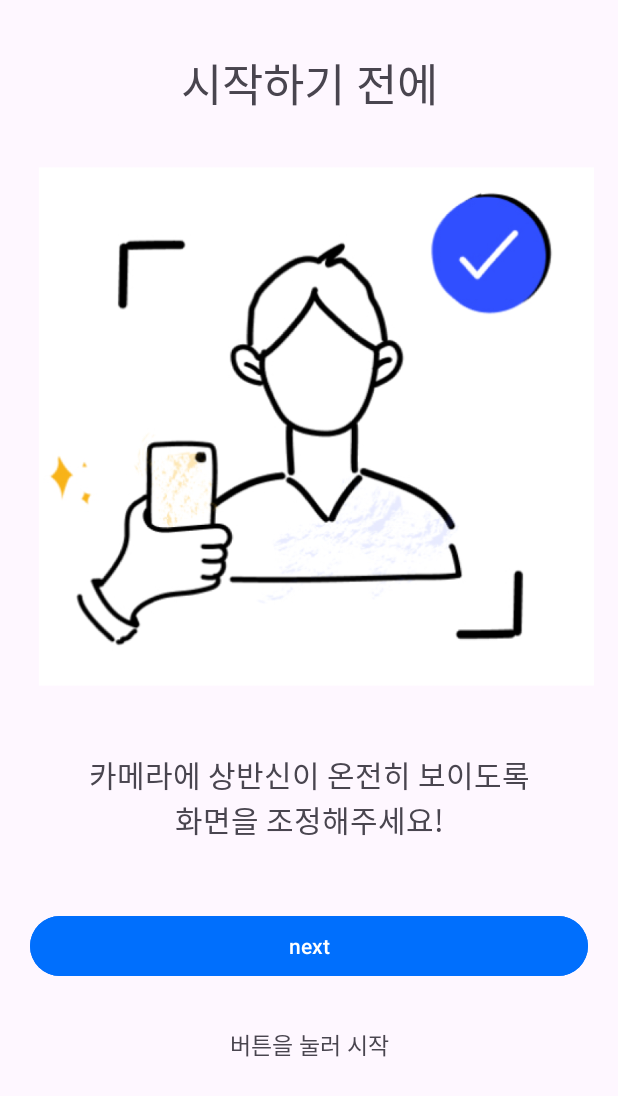
After one commit to GCU-Graduation-Team-Project/application, an Android app: the fragment CameraFragment2 shown on its own in the app's theme, on a phone screen of 412 x 824 dp. The commit adds this screen. Shown: the top 1096 px of the screen. Run offline under Robolectric (Android 15) with nearby library versions, the phone set to English and light mode, and no system bars.

Commit message:
코드 리팩토링

```diff
--- a/app/build.gradle.kts
+++ b/app/build.gradle.kts
@@ -62,6 +62,7 @@ dependencies {
     implementation(libs.constraintlayout)
     implementation(libs.firebase.firestore)
     implementation(libs.firebase.database)
+    implementation(libs.firebase.storage)
     testImplementation(libs.junit)
     androidTestImplementation(libs.ext.junit)
     androidTestImplementation(libs.espresso.core)
--- /dev/null
+++ b/app/src/main/java/com/example/myapplication/CameraFragment2.java
@@ -0,0 +1,30 @@
+package com.example.myapplication;
+
+import android.os.Bundle;
+import android.view.LayoutInflater;
+import android.view.View;
+import android.view.ViewGroup;
+
+import androidx.annotation.NonNull;
+import androidx.annotation.Nullable;
+import androidx.fragment.app.Fragment;
+
+import com.example.myapplication.databinding.CameraFragment2Binding;
+import com.example.myapplication.databinding.CameraFragmentBinding;
+
+public class CameraFragment2 extends Fragment {
+    private CameraFragment2Binding binding;
+
+    @Nullable
+    @Override
+    public View onCreateView(@NonNull LayoutInflater inflater, @Nullable ViewGroup container, @Nullable Bundle savedInstanceState) {
+        binding = CameraFragment2Binding.inflate(inflater, container, false);
+        View view = binding.getRoot();
+        return view;
+    }
+
+    @Override
+    public void onViewCreated(@NonNull View view, @Nullable Bundle savedInstanceState) {
+        super.onViewCreated(view, savedInstanceState);
+    }
+}
--- a/app/src/main/java/com/example/myapplication/SearchFragment5.java
+++ b/app/src/main/java/com/example/myapplication/SearchFragment5.java
@@ -1,6 +1,7 @@
 package com.example.myapplication;
 
 import android.content.DialogInterface;
+import android.content.Intent;
 import android.os.Bundle;
 import android.view.LayoutInflater;
 import android.view.View;
@@ -14,6 +15,8 @@ import androidx.fragment.app.Fragment;
 import androidx.fragment.app.FragmentTransaction;
 
 import com.example.myapplication.databinding.SearchFragment5Binding;
+import com.google.firebase.firestore.FirebaseFirestore;
+import com.google.firebase.storage.FirebaseStorage;
 
 public class SearchFragment5 extends Fragment {
     private SearchFragment5Binding binding;
@@ -47,6 +50,7 @@ public class SearchFragment5 extends Fragment {
             transaction.replace(R.id.fragment_container, nextFragment);
             transaction.commit();
         });
+
 
 
         OnBackPressedCallback callback = new OnBackPressedCallback(true) {
--- a/app/src/main/res/layout/camera_fragment_2.xml
+++ b/app/src/main/res/layout/camera_fragment_2.xml
@@ -1,6 +1,125 @@
 <?xml version="1.0" encoding="utf-8"?>
 <androidx.constraintlayout.widget.ConstraintLayout xmlns:android="http://schemas.android.com/apk/res/android"
     android:layout_width="match_parent"
-    android:layout_height="match_parent">
+    android:layout_height="match_parent"
+    xmlns:app="http://schemas.android.com/apk/res-auto">
 
+    <TextView
+        android:layout_width="0dp"
+        android:layout_height="0dp"
+        android:layout_marginTop="20dp"
+        android:fontFamily="@font/kopub"
+        android:text="시작하기 전에"
+        android:gravity="center"
+        android:textSize="30dp"
+        app:layout_constraintBottom_toTopOf="@+id/horizon1"
+        app:layout_constraintEnd_toStartOf="@id/vertical2"
+        app:layout_constraintStart_toEndOf="@id/vertical1"
+        app:layout_constraintTop_toTopOf="parent" />
+
+    <ImageView
+        android:layout_width="0dp"
+        android:layout_height="0dp"
+        android:src="@drawable/camera_before"
+        app:layout_constraintBottom_toTopOf="@id/horizon2"
+        app:layout_constraintEnd_toStartOf="@id/vertical2"
+        app:layout_constraintStart_toEndOf="@id/vertical1"
+        app:layout_constraintTop_toBottomOf="@id/horizon1"/>
+
+    <TextView
+        android:layout_width="0dp"
+        android:layout_height="0dp"
+        android:text="카메라에 상반신이 온전히 보이도록\n화면을 조정해주세요!"
+        android:gravity="center"
+        android:textSize="20dp"
+        app:layout_constraintBottom_toTopOf="@id/horizon3"
+        app:layout_constraintEnd_toStartOf="@id/vertical2"
+        app:layout_constraintStart_toEndOf="@id/vertical1"
+        app:layout_constraintTop_toBottomOf="@id/horizon2"/>
+
+    <com.google.android.material.button.MaterialButton
+        android:id="@+id/button_next"
+        style="?attr/borderlessButtonStyle"
+        android:layout_width="match_parent"
+        android:layout_height="wrap_content"
+        android:layout_margin="20dp"
+        android:backgroundTint="#006FFD"
+        android:text="next"
+        android:textColor="#FFFFFF"
+        app:layout_constraintBottom_toTopOf="@id/horizon4"
+        app:layout_constraintEnd_toStartOf="@id/vertical2"
+        app:layout_constraintStart_toEndOf="@id/vertical1"
+        app:layout_constraintTop_toBottomOf="@id/horizon3" />
+
+    <TextView
+        android:layout_width="0dp"
+        android:layout_height="0dp"
+        android:text="버튼을 눌러 시작"
+        android:textSize="15dp"
+        android:gravity="center"
+        app:layout_constraintBottom_toTopOf="@id/horizon5"
+        app:layout_constraintEnd_toStartOf="@id/vertical2"
+        app:layout_constraintStart_toEndOf="@id/vertical1"
+        app:layout_constraintTop_toBottomOf="@id/horizon4"/>
+
+
+
+
+    <androidx.constraintlayout.widget.Guideline
+
+        android:id="@+id/vertical1"
+        android:layout_width="wrap_content"
+        android:layout_height="wrap_content"
+        android:orientation="vertical"
+        app:layout_constraintGuide_begin="16dp" />
+
+    <androidx.constraintlayout.widget.Guideline
+        android:id="@+id/vertical2"
+        android:layout_width="wrap_content"
+        android:layout_height="wrap_content"
+        android:orientation="vertical"
+        app:layout_constraintGuide_end="16dp" />
+
+    <androidx.constraintlayout.widget.Guideline
+        android:id="@+id/horizon1"
+        android:layout_width="wrap_content"
+        android:layout_height="wrap_content"
+        android:orientation="horizontal"
+        app:layout_constraintGuide_percent="0.11" />
+
+    <androidx.constraintlayout.widget.Guideline
+        android:id="@+id/horizon2"
+        android:layout_width="wrap_content"
+        android:layout_height="wrap_content"
+        android:orientation="horizontal"
+        app:layout_constraintGuide_percent="0.58" />
+
+    <androidx.constraintlayout.widget.Guideline
+        android:id="@+id/horizon3"
+        android:layout_width="wrap_content"
+        android:layout_height="wrap_content"
+        android:orientation="horizontal"
+        app:layout_constraintGuide_percent="0.71" />
+
+
+    <androidx.constraintlayout.widget.Guideline
+        android:id="@+id/horizon4"
+        android:layout_width="wrap_content"
+        android:layout_height="wrap_content"
+        android:orientation="horizontal"
+        app:layout_constraintGuide_percent="0.82" />
+
+    <androidx.constraintlayout.widget.Guideline
+        android:id="@+id/horizon5"
+        android:layout_width="wrap_content"
+        android:layout_height="wrap_content"
+        android:orientation="horizontal"
+        app:layout_constraintGuide_percent="0.87" />
+
+    <androidx.constraintlayout.widget.Guideline
+        android:id="@+id/horizon6"
+        android:layout_width="wrap_content"
+        android:layout_height="wrap_content"
+        android:orientation="horizontal"
+        app:layout_constraintGuide_percent="1" />
 </androidx.constraintlayout.widget.ConstraintLayout>
--- a/gradle/libs.versions.toml
+++ b/gradle/libs.versions.toml
@@ -9,6 +9,7 @@ activity = "1.8.0"
 constraintlayout = "2.1.4"
 firebaseFirestore = "25.1.1"
 firebaseDatabase = "21.0.0"
+firebaseStorage = "21.0.1"
 
 [libraries]
 junit = { group = "junit", name = "junit", version.ref = "junit" }
@@ -20,6 +21,7 @@ activity = { group = "androidx.activity", name = "activity", version.ref = "acti
 constraintlayout = { group = "androidx.constraintlayout", name = "constraintlayout", version.ref = "constraintlayout" }
 firebase-firestore = { group = "com.google.firebase", name = "firebase-firestore", version.ref = "firebaseFirestore" }
 firebase-database = { group = "com.google.firebase", name = "firebase-database", version.ref = "firebaseDatabase" }
+firebase-storage = { group = "com.google.firebase", name = "firebase-storage", version.ref = "firebaseStorage" }
 
 [plugins]
 android-application = { id = "com.android.application", version.ref = "agp" }
```
Also changed, not shown: app/src/main/res/drawable/camera_before.png (added).
